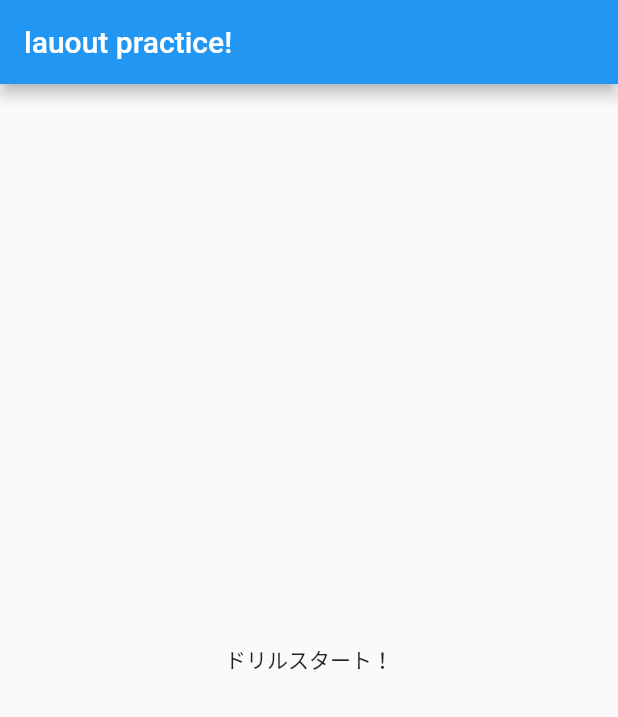
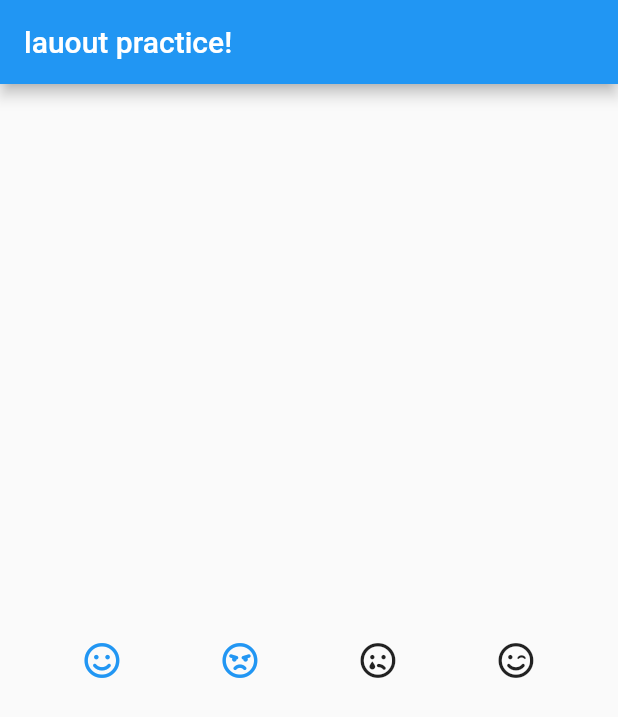
Before and after one commit to gituytfjhfgdv/flutter_tutorial, a Flutter app: the screen it shows after launch, on a phone screen of 412 x 824 dp. Shown: the top 717 px of the screen. Run offline on Flutter 3.47's test engine with Material 2 defaults, Android fonts, the phone set to English and light mode, and no system bars; our stand-ins replace font_awesome_flutter.

Commit message:
アイコンだけを表示してる状態に戻す

```diff
--- a/lib/main.dart
+++ b/lib/main.dart
@@ -2,18 +2,10 @@ import 'package:flutter/material.dart';
 // Uncomment lines 7 and 10 to view the visual layout at runtime.
 // import 'package:flutter/rendering.dart' show debugPaintSizeEnabled;
 import 'package:font_awesome_flutter/font_awesome_flutter.dart';
-import 'package:emotion_view_model.dart';
-import 'package:emotion.dart';
-import 'package:emotion_screen.dart';
 
 void main() {
   // debugPaintSizeEnabled = true;
-  runApp(
-    ChangeNotifierProvider(
-      create: (context) => EmotionViewModel(),
-      child: MyApp(),
-    ),
-  );
+  runApp(MyApp());
 }
 
 // 静的なコンテンツなのでStatelessWidget
@@ -122,12 +114,7 @@ class MyApp extends StatelessWidget {
           title: Text('lauout practice!'),
         ),
         body: Center(
-          child: Column(
-            mainAxisAlignment: MainAxisAlignment.center,
-            children: <Widget>[
-              Text('ドリルスタート！'),
-            ],
-          ),
+          child: awsomeIcon,
         ),
       ),
     );
```
